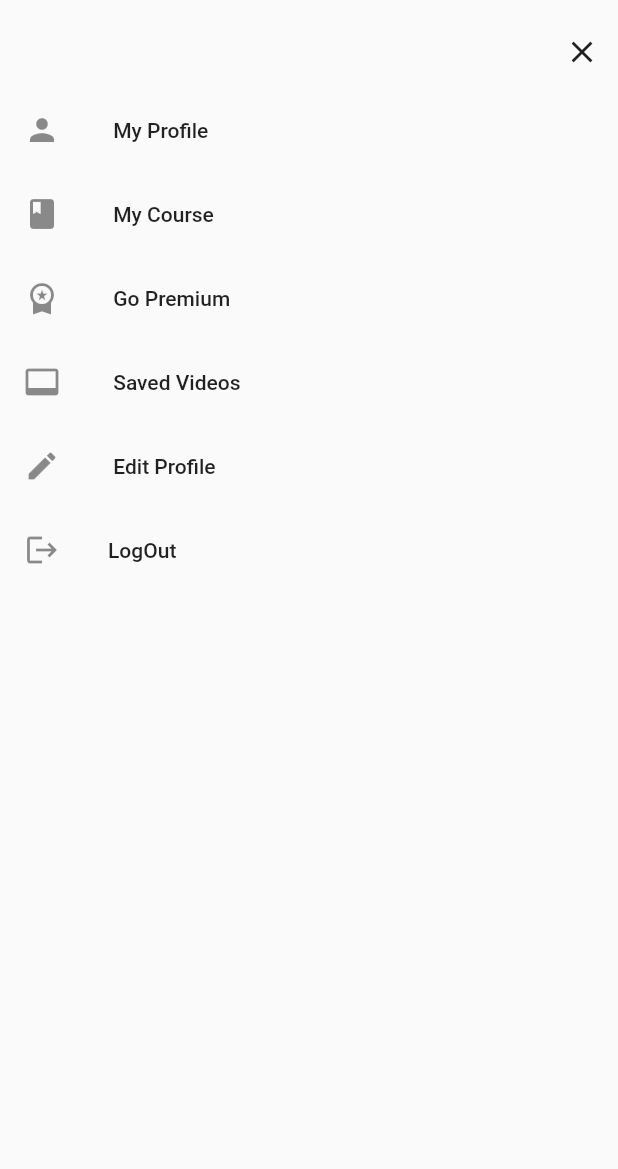
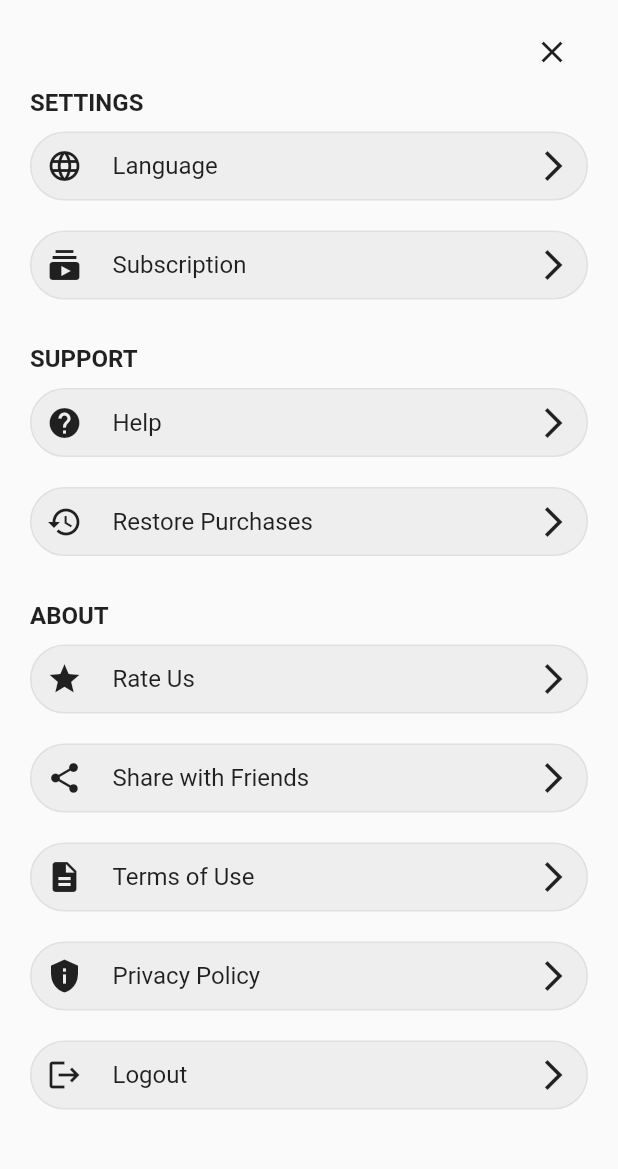
Before and after one commit to smtsarial/openai_flutter, a Flutter app: the HomepageScreen screen opened directly, with the side drawer open, on a phone screen of 412 x 824 dp, the part 59-1228 px from its top. Run offline on Flutter 3.47's test engine with Material 2 defaults, Android fonts, the light colour scheme and no system bars; our stand-ins replace cloud_firestore, firebase_auth, firebase_core, shared_preferences; accounts and stored records are empty.

Commit message:
initial commit1

```diff
--- a/aiassistant/lib/screens/Drawer.dart
+++ b/aiassistant/lib/screens/Drawer.dart
@@ -1,4 +1,5 @@
 import 'package:aiassistant/main.dart';
+import 'package:aiassistant/screens/widgets/SettingItem.dart';
 import 'package:flutter/material.dart';
 import 'package:flutter/src/widgets/container.dart';
 import 'package:flutter/src/widgets/framework.dart';
@@ -16,10 +17,10 @@ class _DrawerWidgetState extends State<DrawerWidget> {
   @override
   Widget build(BuildContext context) {
     return Drawer(
-      //backgroundColor: Colors.red,
+      //backgroundColor: Color(0xff343541),
       width: double.infinity,
       child: ListView(
-        padding: EdgeInsets.zero,
+        padding: EdgeInsets.symmetric(horizontal: 20),
         children: [
           SizedBox(
             height: 50,
@@ -34,44 +35,101 @@ class _DrawerWidgetState extends State<DrawerWidget> {
               },
             ),
           ),
-          ListTile(
-            leading: Icon(Icons.person),
-            title: const Text(' My Profile '),
+          Text(
+            'SETTINGS',
+            style: TextStyle(
+              fontSize: 16,
+              fontWeight: FontWeight.bold,
+            ),
+          ),
+
+          //container rounded gray border clickable item
+          SettingItemWidget(
             onTap: () {
-              Navigator.pop(context);
+              print('object');
             },
+            icon: Icon(Icons.language),
+            title: 'Language',
           ),
-          ListTile(
-            leading: Icon(Icons.book),
-            title: const Text(' My Course '),
+          //for your subscription tab
+          SettingItemWidget(
             onTap: () {
-              Navigator.pop(context);
+              print('object');
             },
+            icon: Icon(Icons.subscriptions),
+            title: 'Subscription',
           ),
-          ListTile(
-            leading: Icon(Icons.workspace_premium),
-            title: const Text(' Go Premium '),
+          SizedBox(
+            height: 20,
+          ),
+          Text(
+            'SUPPORT',
+            style: TextStyle(
+              fontSize: 16,
+              fontWeight: FontWeight.bold,
+            ),
+          ),
+          //tab for help
+          SettingItemWidget(
             onTap: () {
-              Navigator.pop(context);
+              print('object');
             },
+            icon: Icon(Icons.help),
+            title: 'Help',
           ),
-          ListTile(
-            leading: Icon(Icons.video_label),
-            title: const Text(' Saved Videos '),
+          //tab for restore purchases
+          SettingItemWidget(
             onTap: () {
-              Navigator.pop(context);
+              print('object');
             },
+            icon: Icon(Icons.restore),
+            title: 'Restore Purchases',
           ),
-          ListTile(
-            leading: Icon(Icons.edit),
-            title: const Text(' Edit Profile '),
+
+          SizedBox(
+            height: 20,
+          ),
+          Text(
+            'ABOUT',
+            style: TextStyle(
+              fontSize: 16,
+              fontWeight: FontWeight.bold,
+            ),
+          ),
+          //tab for rate us
+          SettingItemWidget(
             onTap: () {
-              Navigator.pop(context);
+              print('object');
             },
+            icon: Icon(Icons.star),
+            title: 'Rate Us',
           ),
-          ListTile(
-            leading: Icon(Icons.logout),
-            title: const Text('LogOut'),
+          //tab for share with friends
+          SettingItemWidget(
+            onTap: () {
+              print('object');
+            },
+            icon: Icon(Icons.share),
+            title: 'Share with Friends',
+          ),
+          //tab for terms of use
+          SettingItemWidget(
+            onTap: () {
+              print('object');
+            },
+            icon: Icon(Icons.description),
+            title: 'Terms of Use',
+          ),
+          //tab for privacy policy
+          SettingItemWidget(
+            onTap: () {
+              print('object');
+            },
+            icon: Icon(Icons.privacy_tip),
+            title: 'Privacy Policy',
+          ),
+
+          SettingItemWidget(
             onTap: () async {
               auth.signOut();
               final SharedPreferences prefs = await _prefs;
@@ -79,6 +137,8 @@ class _DrawerWidgetState extends State<DrawerWidget> {
               Navigator.pushReplacement(
                   context, MaterialPageRoute(builder: (context) => MyApp()));
             },
+            icon: Icon(Icons.logout),
+            title: 'Logout',
           ),
         ],
       ),
--- /dev/null
+++ b/aiassistant/lib/screens/widgets/SettingItem.dart
@@ -0,0 +1,55 @@
+import 'package:flutter/cupertino.dart';
+import 'package:flutter/material.dart';
+import 'package:flutter/src/widgets/container.dart';
+import 'package:flutter/src/widgets/framework.dart';
+
+class SettingItemWidget extends StatefulWidget {
+  const SettingItemWidget(
+      {super.key,
+      required this.onTap,
+      required this.icon,
+      required this.title});
+  final Function onTap;
+  final Icon icon;
+  final String title;
+
+  @override
+  State<SettingItemWidget> createState() => _SettingItemWidgetState();
+}
+
+class _SettingItemWidgetState extends State<SettingItemWidget> {
+  @override
+  Widget build(BuildContext context) {
+    return Container(
+        margin: EdgeInsets.symmetric(vertical: 10),
+        padding: EdgeInsets.symmetric(horizontal: 10, vertical: 10),
+        decoration: BoxDecoration(
+          color: Colors.grey[200],
+          border: Border.all(color: Colors.grey[300]!),
+          borderRadius: BorderRadius.circular(25),
+        ),
+        child: InkWell(
+          onTap: widget.onTap as void Function()?,
+          child: Row(
+            mainAxisAlignment: MainAxisAlignment.spaceBetween,
+            children: [
+              Row(
+                children: [
+                  Icon(widget.icon.icon),
+                  SizedBox(
+                    width: 20,
+                  ),
+                  Text(
+                    widget.title,
+                    style: TextStyle(
+                      fontSize: 16,
+                    ),
+                  ),
+                ],
+              ),
+              Icon(Icons.arrow_forward_ios),
+            ],
+          ),
+        ));
+  }
+}
```
Also changed, not shown: aiassistant/lib/helpers/chat-gpt.dart (+8 -3 lines), aiassistant/lib/screens/ChatMessageWidget.dart (+21 -28 lines), aiassistant/flutter_01.png (added), aiassistant/flutter_02.png (added).
